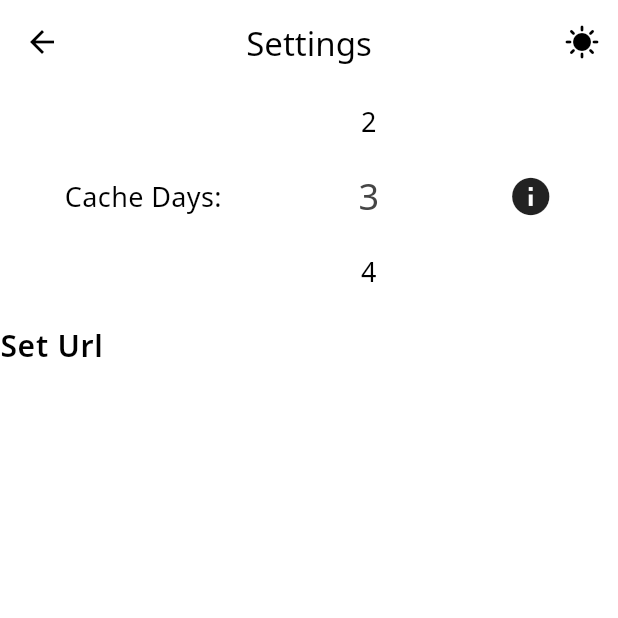
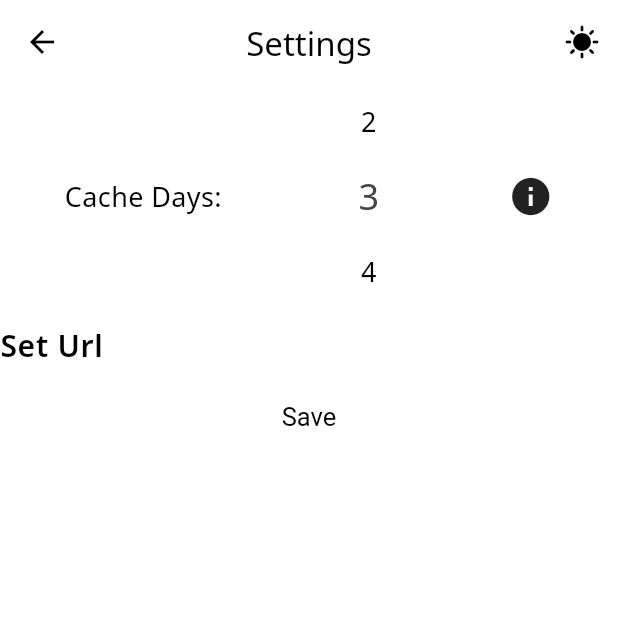
Before and after one commit to obiwanconobi/pan-pocket, a Flutter app: the SettingsPage screen opened directly, on a phone screen of 412 x 824 dp, the top half of it. Run offline on Flutter 3.47's test engine with Material 3 defaults, Android fonts, the phone set to English and light mode, and no system bars; drawn by our look-alikes of numberpicker; our stand-ins replace adaptive_theme, flutter_slidable, get_it, google_fonts, modal_bottom_sheet, persistent_bottom_nav_bar_v2 and 3 more; missing offline and left inert: any_link_preview, flutter_sharing_intent, rss_dart; accounts and stored records are empty; network calls fail.

Commit message:
styling changes

```diff
--- a/lib/main.dart
+++ b/lib/main.dart
@@ -93,12 +93,12 @@ class _MyAppState extends State<MyApp> {
           style: ButtonStyle(
              // backgroundColor: WidgetStatePropertyAll<Color>(Color(0xFF884DFF)),
               textStyle:
-              WidgetStatePropertyAll<TextStyle>(TextStyle(fontSize: 17, color: Colors.white)),
+              WidgetStatePropertyAll<TextStyle>(TextStyle(fontSize: 17, color: Colors.black)),
               shape: WidgetStatePropertyAll<RoundedRectangleBorder>(
                   RoundedRectangleBorder(
                     borderRadius: BorderRadius.all(Radius.circular(8)),
                   )),
-              foregroundColor: WidgetStatePropertyAll<Color>(Colors.white)))
+              foregroundColor: WidgetStatePropertyAll<Color>(Colors.black)))
     // Add other dark theme properties here
   );
 
--- a/lib/pages/home_page.dart
+++ b/lib/pages/home_page.dart
@@ -71,7 +71,7 @@ class _MyHomePageState extends State<MyHomePage> with SingleTickerProviderStateM
       PersistentTabConfig(
       screen: ArchivedPage(),
       item: ItemConfig(
-      activeForegroundColor: Colors.blue,
+      activeForegroundColor: Colors.red,
       icon: const Icon(Icons.auto_delete_rounded),
       title: "Archived",
       ),
@@ -79,6 +79,7 @@ class _MyHomePageState extends State<MyHomePage> with SingleTickerProviderStateM
       PersistentTabConfig(
         screen: const RssReader(),
         item: ItemConfig(
+          activeForegroundColor: Colors.blue,
           icon: const Icon(Icons.rss_feed),
           title: "RSS",
         ),
@@ -86,6 +87,7 @@ class _MyHomePageState extends State<MyHomePage> with SingleTickerProviderStateM
       PersistentTabConfig(
             screen: const SettingsPage(),
             item: ItemConfig(
+              activeForegroundColor: Colors.deepOrange,
               icon: const Icon(Icons.settings),
               title: "Settings",
             ),
```
Also changed, not shown: lib/pages/rss_reader.dart (+7 -2 lines).
